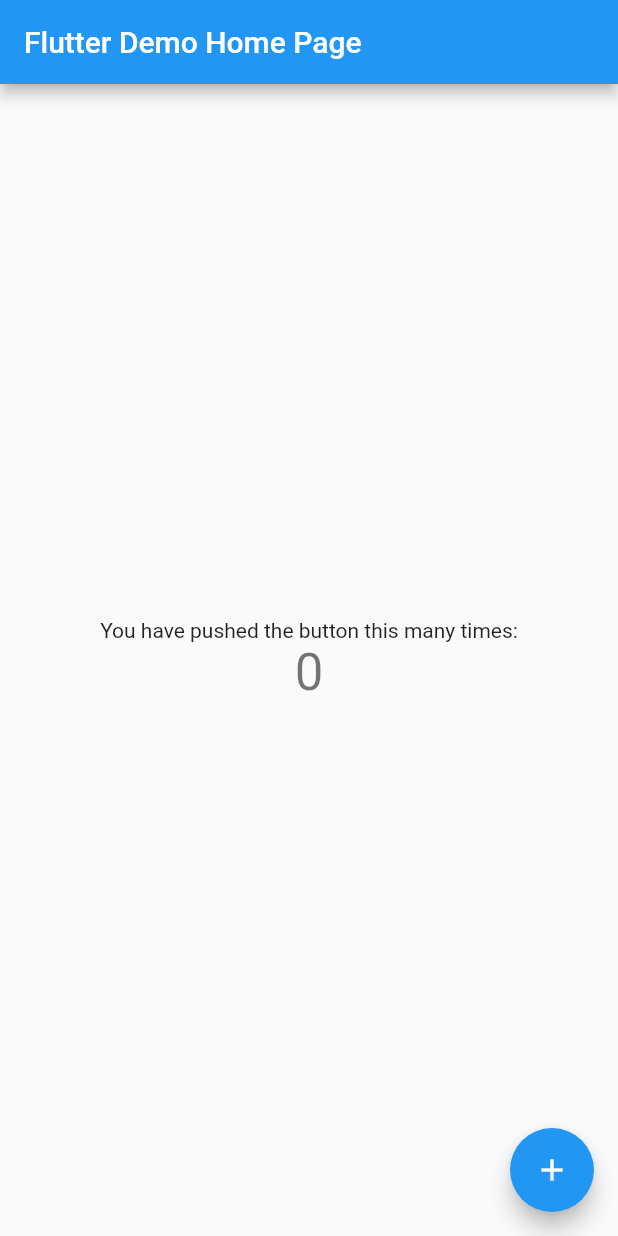
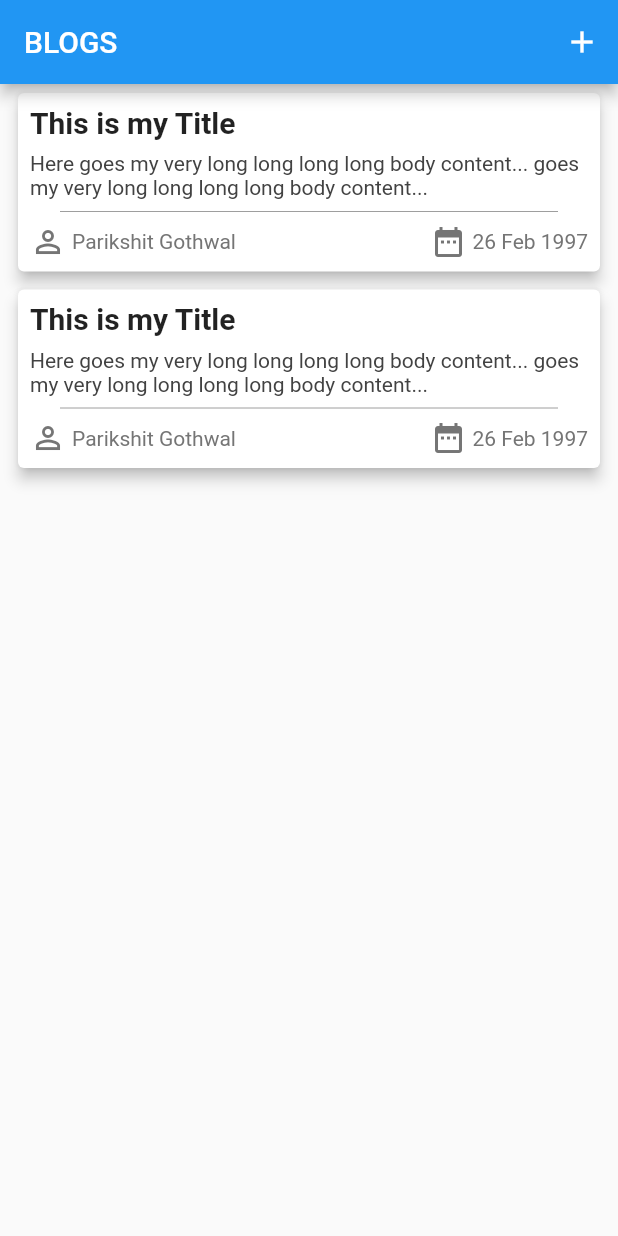
Before and after one commit to parikshitg/flutter_graphql, a Flutter app: the screen it shows after launch, on a phone screen of 412 x 824 dp. Run offline on Flutter 3.47's test engine with Material 2 defaults, Android fonts, the phone set to English and light mode, and no system bars.

Commit message:
feat_client: homescreen list ui

```diff
--- a/flutter_client/lib/main.dart
+++ b/flutter_client/lib/main.dart
@@ -1,4 +1,6 @@
 import 'package:flutter/material.dart';
+
+import './screens/home_screen.dart';
 
 void main() {
   runApp(MyApp());
@@ -9,105 +11,11 @@
   @override
   Widget build(BuildContext context) {
     return MaterialApp(
-      title: 'Flutter Demo',
+      title: 'Flutter Graphql Demo',
       theme: ThemeData(
-        // This is the theme of your application.
-        //
-        // Try running your application with "flutter run". You'll see the
-        // application has a blue toolbar. Then, without quitting the app, try
-        // changing the primarySwatch below to Colors.green and then invoke
-        // "hot reload" (press "r" in the console where you ran "flutter run",
-        // or simply save your changes to "hot reload" in a Flutter IDE).
-        // Notice that the counter didn't reset back to zero; the application
-        // is not restarted.
         primarySwatch: Colors.blue,
       ),
-      home: MyHomePage(title: 'Flutter Demo Home Page'),
+      home: HomeScreen(),
     );
   }
 }
-
-class MyHomePage extends StatefulWidget {
-  MyHomePage({Key key, this.title}) : super(key: key);
-
-  // This widget is the home page of your application. It is stateful, meaning
-  // that it has a State object (defined below) that contains fields that affect
-  // how it looks.
-
-  // This class is the configuration for the state. It holds the values (in this
-  // case the title) provided by the parent (in this case the App widget) and
-  // used by the build method of the State. Fields in a Widget subclass are
-  // always marked "final".
-
-  final String title;
-
-  @override
-  _MyHomePageState createState() => _MyHomePageState();
-}
-
-class _MyHomePageState extends State<MyHomePage> {
-  int _counter = 0;
-
-  void _incrementCounter() {
-    setState(() {
-      // This call to setState tells the Flutter framework that something has
-      // changed in this State, which causes it to rerun the build method below
-      // so that the display can reflect the updated values. If we changed
-      // _counter without calling setState(), then the build method would not be
-      // called again, and so nothing would appear to happen.
-      _counter++;
-    });
-  }
-
-  @override
-  Widget build(BuildContext context) {
-    // This method is rerun every time setState is called, for instance as done
-    // by the _incrementCounter method above.
-    //
-    // The Flutter framework has been optimized to make rerunning build methods
-    // fast, so that you can just rebuild anything that needs updating rather
-    // than having to individually change instances of widgets.
-    return Scaffold(
-      appBar: AppBar(
-        // Here we take the value from the MyHomePage object that was created by
-        // the App.build method, and use it to set our appbar title.
-        title: Text(widget.title),
-      ),
-      body: Center(
-        // Center is a layout widget. It takes a single child and positions it
-        // in the middle of the parent.
-        child: Column(
-          // Column is also a layout widget. It takes a list of children and
-          // arranges them vertically. By default, it sizes itself to fit its
-          // children horizontally, and tries to be as tall as its parent.
-          //
-          // Invoke "debug painting" (press "p" in the console, choose the
-          // "Toggle Debug Paint" action from the Flutter Inspector in Android
-          // Studio, or the "Toggle Debug Paint" command in Visual Studio Code)
-          // to see the wireframe for each widget.
-          //
-          // Column has various properties to control how it sizes itself and
-          // how it positions its children. Here we use mainAxisAlignment to
-          // center the children vertically; the main axis here is the vertical
-          // axis because Columns are vertical (the cross axis would be
-          // horizontal).
-          mainAxisAlignment: MainAxisAlignment.center,
-          children: <Widget>[
-            Text(
-              'You have pushed the button this many times:',
-            ),
-            Text(
-              '$_counter',
-              style: Theme.of(context).textTheme.headline4,
-            ),
-          ],
-        ),
-      ),
-      floatingActionButton: FloatingActionButton(
-        onPressed: _incrementCounter,
-        tooltip: 'Increment',
-        child: Icon(Icons.add),
-      ), // This trailing comma makes auto-formatting nicer for build methods.
-    );
-  }
-}
--- /dev/null
+++ b/flutter_client/lib/screens/create_screen.dart
@@ -0,0 +1,18 @@
+import 'package:flutter/material.dart';
+
+class CreateScreen extends StatefulWidget {
+  @override
+  _CreateScreenState createState() => _CreateScreenState();
+}
+
+class _CreateScreenState extends State<CreateScreen> {
+  @override
+  Widget build(BuildContext context) {
+    return Scaffold(
+      appBar: AppBar(
+        title: Text('CREATE BLOG'),
+      ),
+      body:Text('BODY'),
+    );
+  }
+}
--- /dev/null
+++ b/flutter_client/lib/screens/home_screen.dart
@@ -0,0 +1,82 @@
+import 'package:flutter/material.dart';
+
+import './create_screen.dart';
+
+class HomeScreen extends StatefulWidget {
+  @override
+  _HomeScreenState createState() => _HomeScreenState();
+}
+
+class _HomeScreenState extends State<HomeScreen> {
+  @override
+  Widget build(BuildContext context) {
+    return Scaffold(
+      appBar: AppBar(
+        title: Text('BLOGS'),
+        actions: [
+          IconButton(
+            onPressed: () {
+              Navigator.push(
+                context,
+                MaterialPageRoute(
+                  builder: (context) => CreateScreen(),
+                ),
+              );
+            },
+            icon: Icon(Icons.add),
+            iconSize: 24.0,
+          ),
+        ],
+      ),
+      body: SingleChildScrollView(
+        child: ListView.builder(
+          itemCount: 2,
+          shrinkWrap: true,
+          itemBuilder: (context, i){
+            return Padding(
+              padding: const EdgeInsets.symmetric(horizontal: 8.0, vertical:2.0),
+              child: Card(
+                elevation: 4.0,
+                child: Padding(
+                  padding: const EdgeInsets.all(8.0),
+                  child: Column(
+                    crossAxisAlignment: CrossAxisAlignment.start,
+                    children:[
+                      Text("This is my Title", style: TextStyle(fontSize: 20.0, fontWeight: FontWeight.w600),),
+                      SizedBox(height: 8.0,),
+                      Text("Here goes my very long long long long body content... goes my very long long long long body content...", style: TextStyle(color: Colors.grey[800])),
+                      Padding(
+                        padding: const EdgeInsets.only(left:20.0, right:20.0),
+                        child: Divider(
+                          color: Colors.grey,
+                        ),
+                      ),
+                      Row(
+                        mainAxisAlignment: MainAxisAlignment.spaceBetween,
+                        children: [
+                          Row(
+                            children:[
+                              Icon(Icons.person_outline, color:Colors.grey[600]),
+                              SizedBox(width:4.0),
+                              Text('Parikshit Gothwal', style: TextStyle(color: Colors.grey[600])),
+                            ],
+                          ),
+                          Row(children:[
+                            Icon(Icons.date_range, color:Colors.grey[600]),
+                            SizedBox(width:4.0),
+                            Text('26 Feb 1997', style: TextStyle(color: Colors.grey[600])),
+                            ],
+                          ),
+                        ],
+                      ),
+                    ],
+                  ),
+                ),
+              ),
+            );
+          },
+        )
+      ),
+    );
+  }
+}
```
